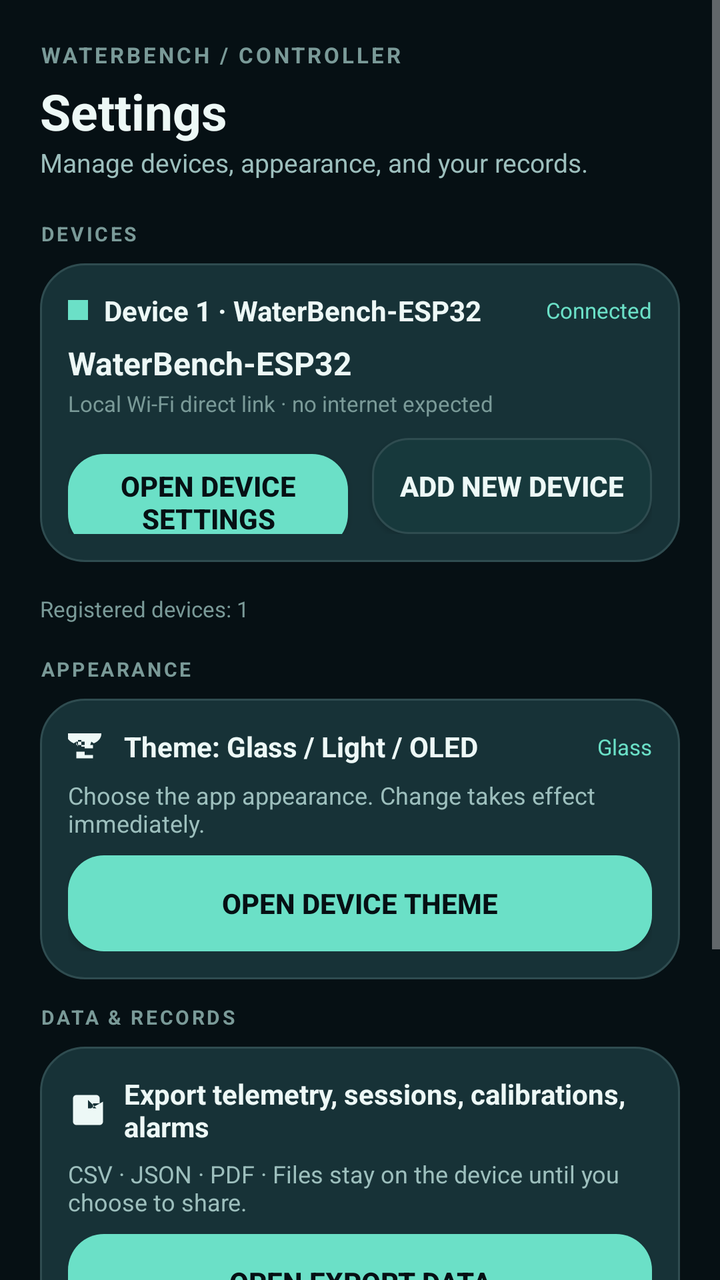
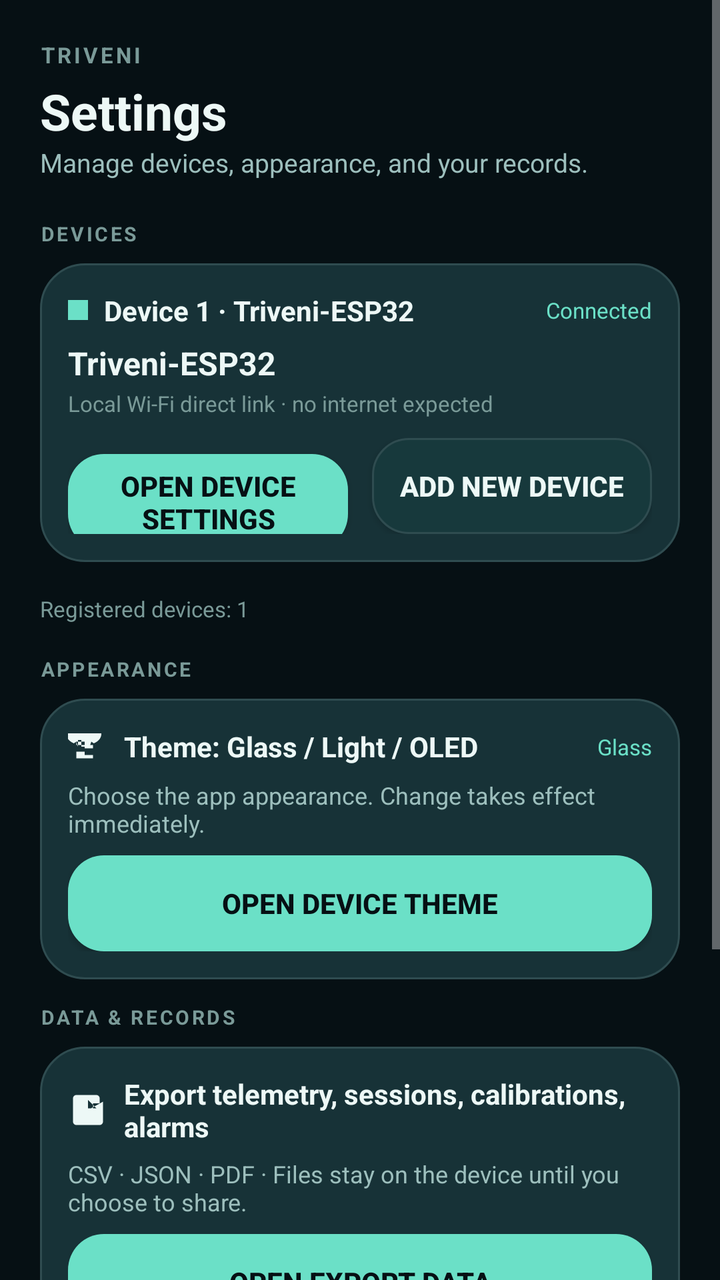

An Android layout rendered at two revisions. The XML below is the earlier revision; the diff shows what the commit changed to produce the second picture.
<!-- AndroidManifest.xml: application theme Theme.WaterBench -->
<!-- res/layout/screen_settings.xml -->
<?xml version="1.0" encoding="utf-8"?>
<ScrollView xmlns:android="http://schemas.android.com/apk/res/android"
    android:layout_width="match_parent"
    android:layout_height="match_parent"
    android:fillViewport="true">

    <LinearLayout xmlns:android="http://schemas.android.com/apk/res/android"
        android:layout_width="match_parent"
        android:layout_height="wrap_content"
        android:orientation="vertical"
        android:padding="20dp">

        <TextView android:layout_width="wrap_content" android:layout_height="wrap_content"
            android:text="WATERBENCH / CONTROLLER"
            android:textColor="?attr/wbTextMuted" android:textSize="11sp"
            android:letterSpacing="0.12" android:textStyle="bold" />

        <TextView android:layout_width="wrap_content" android:layout_height="wrap_content"
            android:text="Settings" android:textColor="?attr/wbTextPrimary"
            android:textSize="25sp" android:textStyle="bold" android:layout_marginTop="4dp" />

        <TextView android:layout_width="wrap_content" android:layout_height="wrap_content"
            android:text="@string/tagline_settings" android:textColor="?attr/wbTextSecondary"
            android:textSize="13sp" android:layout_marginBottom="20dp" />

        
        <TextView android:layout_width="wrap_content" android:layout_height="wrap_content"
            android:text="DEVICES" android:textColor="?attr/wbTextMuted"
            android:textSize="10sp" android:letterSpacing="0.12" android:textStyle="bold"
            android:layout_marginBottom="8dp" />

        
        <LinearLayout android:id="@+id/cardDeviceCurrent"
            android:layout_width="match_parent" android:layout_height="wrap_content"
            android:orientation="vertical" android:background="@drawable/card_bg"
            android:padding="14dp" android:layout_marginBottom="8dp">

            <LinearLayout android:layout_width="match_parent" android:layout_height="wrap_content"
                android:orientation="horizontal" android:gravity="center_vertical">

                <View android:id="@+id/dotSettings"
                    android:layout_width="10dp" android:layout_height="10dp"
                    android:background="?attr/wbAccent" />

                <TextView android:id="@+id/tvSettingsDevice"
                    android:layout_width="0dp" android:layout_weight="1" android:layout_height="wrap_content"
                    android:layout_marginStart="8dp" android:text="Device 1 · WaterBench-ESP32"
                    android:textColor="?attr/wbTextPrimary" android:textSize="14sp" android:textStyle="bold" />

                <TextView android:id="@+id/tvSettingsConn"
                    android:layout_width="wrap_content" android:layout_height="wrap_content"
                    android:text="Connected" android:textColor="?attr/wbAccent" android:textSize="11sp" />
            </LinearLayout>

            <TextView android:id="@+id/tvSettingsWifiName"
                android:layout_width="wrap_content" android:layout_height="wrap_content"
                android:layout_marginTop="6dp" android:text="WaterBench-ESP32"
                android:textColor="?attr/wbTextPrimary" android:textSize="16sp" android:textStyle="bold" />

            <TextView android:layout_width="wrap_content" android:layout_height="wrap_content"
                android:layout_marginTop="2dp" android:text="Local Wi-Fi direct link · no internet expected"
                android:textColor="?attr/wbTextMuted" android:textSize="11sp" />

            <LinearLayout android:layout_width="match_parent" android:layout_height="wrap_content"
                android:orientation="horizontal" android:layout_marginTop="10dp">

                <Button android:id="@+id/btnDeviceSettings"
                    android:layout_width="0dp" android:layout_weight="1" android:layout_height="48dp"
                    android:background="@drawable/btn_normal" android:text="OPEN DEVICE SETTINGS"
                    android:textColor="?attr/wbBg" android:textStyle="bold" android:layout_marginEnd="6dp" />

                <Button android:id="@+id/btnAddDevice"
                    android:layout_width="0dp" android:layout_weight="1" android:layout_height="48dp"
                    android:background="@drawable/btn_secondary" android:text="ADD NEW DEVICE"
                    android:textColor="?attr/wbTextPrimary" android:textStyle="bold" android:layout_marginStart="6dp" />
            </LinearLayout>
        </LinearLayout>

        
        <LinearLayout android:id="@+id/deviceListContainer"
            android:layout_width="match_parent" android:layout_height="wrap_content"
            android:orientation="vertical" android:layout_marginBottom="8dp" />

        <TextView android:id="@+id/tvRegisteredCount"
            android:layout_width="wrap_content" android:layout_height="wrap_content"
            android:text="Registered devices: 1" android:textColor="?attr/wbTextMuted"
            android:textSize="11sp" android:layout_marginBottom="16dp" />

        
        <TextView android:layout_width="wrap_content" android:layout_height="wrap_content"
            android:text="APPEARANCE" android:textColor="?attr/wbTextMuted"
            android:textSize="10sp" android:letterSpacing="0.12" android:textStyle="bold"
            android:layout_marginBottom="8dp" />

        <LinearLayout android:id="@+id/cardAppearance"
            android:layout_width="match_parent" android:layout_height="wrap_content"
            android:orientation="vertical" android:background="@drawable/card_bg"
            android:padding="14dp" android:layout_marginBottom="12dp">

            <LinearLayout android:layout_width="match_parent" android:layout_height="wrap_content"
                android:orientation="horizontal" android:gravity="center_vertical">

                <ImageView android:layout_width="20dp" android:layout_height="20dp"
                    android:src="@drawable/ic_palette" android:contentDescription="Appearance" />

                <TextView android:layout_width="0dp" android:layout_weight="1" android:layout_height="wrap_content"
                    android:layout_marginStart="8dp" android:text="Theme: Glass / Light / OLED"
                    android:textColor="?attr/wbTextPrimary" android:textSize="14sp" android:textStyle="bold" />

                <TextView android:id="@+id/tvCurrentTheme"
                    android:layout_width="wrap_content" android:layout_height="wrap_content"
                    android:text="Glass" android:textColor="?attr/wbAccent" android:textSize="11sp" />
            </LinearLayout>

            <TextView android:layout_width="wrap_content" android:layout_height="wrap_content"
                android:layout_marginTop="6dp"
                android:text="Choose the app appearance. Change takes effect immediately."
                android:textColor="?attr/wbTextSecondary" android:textSize="12sp" />

            <Button android:id="@+id/btnOpenTheme"
                android:layout_width="match_parent" android:layout_height="48dp"
                android:layout_marginTop="8dp"
                android:background="@drawable/btn_normal" android:text="OPEN DEVICE THEME"
                android:textColor="?attr/wbBg" android:textStyle="bold" />
        </LinearLayout>

        
        <TextView android:layout_width="wrap_content" android:layout_height="wrap_content"
            android:text="DATA &amp; RECORDS" android:textColor="?attr/wbTextMuted"
            android:textSize="10sp" android:letterSpacing="0.12" android:textStyle="bold"
            android:layout_marginBottom="8dp" />

        <LinearLayout android:id="@+id/cardDataRecords"
            android:layout_width="match_parent" android:layout_height="wrap_content"
            android:orientation="vertical" android:background="@drawable/card_bg"
            android:padding="14dp" android:layout_marginBottom="20dp">

            <LinearLayout android:layout_width="match_parent" android:layout_height="wrap_content"
                android:orientation="horizontal" android:gravity="center_vertical">

                <ImageView android:layout_width="20dp" android:layout_height="20dp"
                    android:src="@drawable/ic_export" android:contentDescription="Export" />

                <TextView android:layout_width="0dp" android:layout_weight="1" android:layout_height="wrap_content"
                    android:layout_marginStart="8dp" android:text="Export telemetry, sessions, calibrations, alarms"
                    android:textColor="?attr/wbTextPrimary" android:textSize="14sp" android:textStyle="bold" />
            </LinearLayout>

            <TextView android:layout_width="wrap_content" android:layout_height="wrap_content"
                android:layout_marginTop="6dp"
                android:text="CSV · JSON · PDF · Files stay on the device until you choose to share."
                android:textColor="?attr/wbTextSecondary" android:textSize="12sp" />

            <Button android:id="@+id/btnOpenExport"
                android:layout_width="match_parent" android:layout_height="48dp"
                android:layout_marginTop="8dp"
                android:background="@drawable/btn_normal" android:text="OPEN EXPORT DATA"
                android:textColor="?attr/wbBg" android:textStyle="bold" />
        </LinearLayout>

        
        <LinearLayout android:layout_width="match_parent" android:layout_height="wrap_content"
            android:orientation="vertical" android:background="@drawable/card_bg"
            android:padding="14dp" android:layout_marginBottom="12dp">

            <LinearLayout android:layout_width="match_parent" android:layout_height="wrap_content"
                android:orientation="horizontal" android:gravity="center_vertical">

                <ImageView android:layout_width="20dp" android:layout_height="20dp"
                    android:src="@drawable/ic_check" android:contentDescription="check" />

                <TextView android:layout_width="0dp" android:layout_weight="1" android:layout_height="wrap_content"
                    android:layout_marginStart="8dp" android:text="HARDWARE SAFETY STAYS ACTIVE"
                    android:textColor="?attr/wbTextPrimary" android:textSize="13sp" android:textStyle="bold" />
            </LinearLayout>

            <TextView android:layout_width="wrap_content" android:layout_height="wrap_content"
                android:layout_marginTop="6dp"
                android:text="The ESP32 retains sensor interlocks and pump cutoff if the app disconnects."
                android:textColor="?attr/wbTextSecondary" android:textSize="12sp" />
        </LinearLayout>

        <TextView android:layout_width="match_parent" android:layout_height="wrap_content"
            android:layout_marginTop="20dp" android:gravity="center"
            android:text="Water-only supervised bench prototype · Not for medical or human use"
            android:textColor="?attr/wbTextMuted" android:textSize="11sp" />

    </LinearLayout>
</ScrollView>
<!-- resources referenced by this layout -->
<resources>
  <!-- drawable btn_normal (drawable) -->
  <?xml version="1.0" encoding="utf-8"?>
  <ripple xmlns:android="http://schemas.android.com/apk/res/android"
      android:color="#33FFFFFF">
      <item>
          <shape android:shape="rectangle">
              <solid android:color="?attr/wbAccent" />
              <corners android:radius="18dp" />
          </shape>
      </item>
  </ripple>
  <!-- drawable btn_secondary (drawable) -->
  <?xml version="1.0" encoding="utf-8"?>
  <ripple xmlns:android="http://schemas.android.com/apk/res/android"
      android:color="#33FFFFFF">
      <item>
          <shape android:shape="rectangle">
              <solid android:color="?attr/wbChipBg" />
              <corners android:radius="18dp" />
              <stroke android:width="1dp" android:color="?attr/wbSurfaceStroke" />
          </shape>
      </item>
  </ripple>
  <!-- drawable card_bg (drawable) -->
  <?xml version="1.0" encoding="utf-8"?>
  <shape xmlns:android="http://schemas.android.com/apk/res/android"
      android:shape="rectangle">
      <solid android:color="?attr/wbSurface" />
      <corners android:radius="22dp" />
      <stroke android:width="1dp" android:color="?attr/wbSurfaceStroke" />
  </shape>
  <!-- drawable ic_check (drawable) -->
  <?xml version="1.0" encoding="utf-8"?>
  <vector xmlns:android="http://schemas.android.com/apk/res/android"
      android:width="20dp" android:height="20dp"
      android:viewportWidth="24" android:viewportHeight="24">
      <path android:fillColor="#59D6B4"
          android:pathData="M9.5,17 L5,12.5 L6.4,11.1 L9.5,14.2 L17.6,6.1 L19,7.5 Z" />
  </vector>
  <!-- drawable ic_export (drawable) -->
  <?xml version="1.0" encoding="utf-8"?>
  <vector xmlns:android="http://schemas.android.com/apk/res/android"
      android:width="20dp" android:height="20dp"
      android:viewportWidth="24" android:viewportHeight="24">
      <path android:fillColor="?attr/wbTextPrimary"
          android:pathData="M19,3H5C3.9,3 3,3.9 3,5V19C3,20.1 3.9,21 5,21H19C20.1,21 21,20.1 21,19V7L12,12L12,18H15V8H19V5C19,3.9 18.1,3 17,3H19V3ZM12,6L17,11H12V6Z" />
  </vector>
  <!-- drawable ic_palette (drawable) -->
  <?xml version="1.0" encoding="utf-8"?>
  <vector xmlns:android="http://schemas.android.com/apk/res/android"
      android:width="20dp" android:height="20dp"
      android:viewportWidth="24" android:viewportHeight="24">
      <path android:fillColor="?attr/wbTextPrimary"
          android:pathData="M4,4H20V4.55C20,6.87 18.08,8.94 15.5,10L14,9L13,12H8V8H6V12L5,9L3.5,10C0.92,8.94 -1,6.87 -1,4.55V4ZM5,17V19H15V17H10V15H5V17ZM5,13V11H15V13H10V9H5V13Z" />
  </vector>
  <string name="tagline_settings">Manage devices, appearance, and your records.</string>
  <!-- unchanged entries left out for length: 1 -->
</resources>

<!-- the commit's change to res/layout/screen_settings.xml (unified diff, before → after) -->
@@ -11,7 +11,7 @@
         android:padding="20dp">
 
         <TextView android:layout_width="wrap_content" android:layout_height="wrap_content"
-            android:text="WATERBENCH / CONTROLLER"
+            android:text="TRIVENI"
             android:textColor="?attr/wbTextMuted" android:textSize="11sp"
             android:letterSpacing="0.12" android:textStyle="bold" />
 
@@ -44,7 +44,7 @@
 
                 <TextView android:id="@+id/tvSettingsDevice"
                     android:layout_width="0dp" android:layout_weight="1" android:layout_height="wrap_content"
-                    android:layout_marginStart="8dp" android:text="Device 1 · WaterBench-ESP32"
+                    android:layout_marginStart="8dp" android:text="Device 1 · Triveni-ESP32"
                     android:textColor="?attr/wbTextPrimary" android:textSize="14sp" android:textStyle="bold" />
 
                 <TextView android:id="@+id/tvSettingsConn"
@@ -54,7 +54,7 @@
 
             <TextView android:id="@+id/tvSettingsWifiName"
                 android:layout_width="wrap_content" android:layout_height="wrap_content"
-                android:layout_marginTop="6dp" android:text="WaterBench-ESP32"
+                android:layout_marginTop="6dp" android:text="Triveni-ESP32"
                 android:textColor="?attr/wbTextPrimary" android:textSize="16sp" android:textStyle="bold" />
 
             <TextView android:layout_width="wrap_content" android:layout_height="wrap_content"
